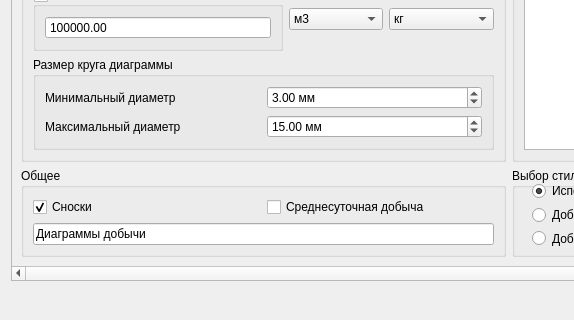
This is qgis_pds_prodsetup_base.ui in vvkond/QGIS as Qt 5 draws it before an edit; both pictures show x 0 to 574 and y 266 to 586 of the 1016 by 586 pixel window. The edited form follows.
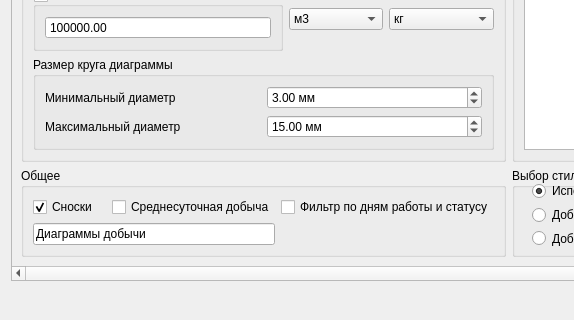
This is the edited form.

Commit message:
Доп функции: qgs_get_last_child_rules -последнее правило из rulebased qgs_set_symbol_render_level -установка Уровня символа для Symbol
Настройка диаграмм:
-добавил флаг -фильтр по фонду и дням работы

What changed in the file:
```diff
--- a/qgis_pds_prodsetup_base.ui
+++ b/qgis_pds_prodsetup_base.ui
@@ -594,6 +594,13 @@
             </property>
            </widget>
           </item>
+          <item row="1" column="2">
+           <widget class="QCheckBox" name="chkboxGroupByDays">
+            <property name="text">
+             <string>Фильтр по дням работы и статусу</string>
+            </property>
+           </widget>
+          </item>
          </layout>
         </widget>
        </item>
```
The commit also changes 2 other files.
